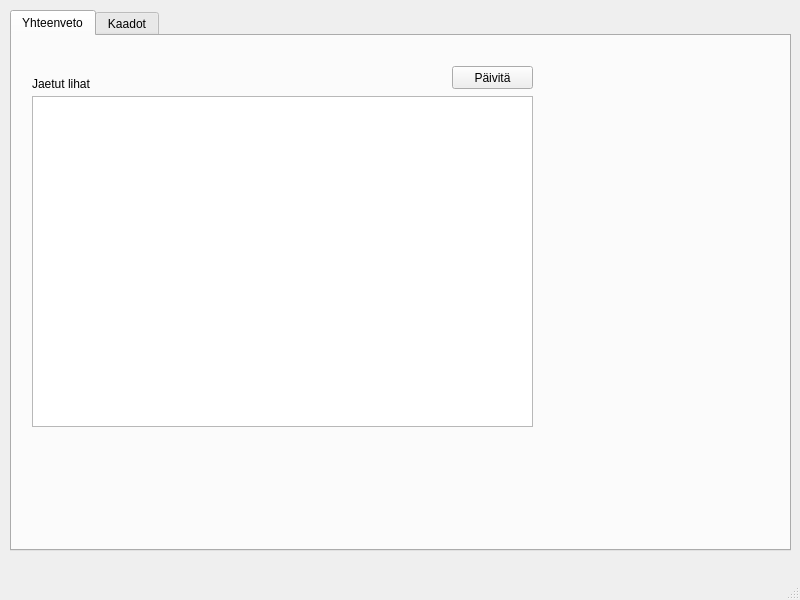
First picture: the form in pagedUiExample.ui, repository MikaVainio/hirvigui, before the edit.
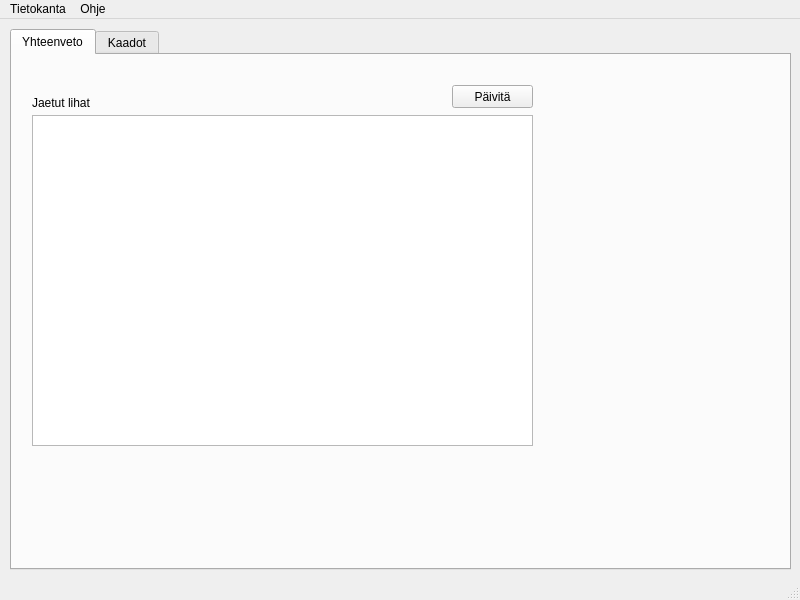
Second picture: the form after the edit. The open tabs and pages were chosen to show the change.

Patch:
```diff
--- a/pagedUiExample.ui
+++ b/pagedUiExample.ui
@@ -178,6 +178,21 @@
      <height>21</height>
     </rect>
    </property>
+   <widget class="QMenu" name="menuTietokanta">
+    <property name="title">
+     <string>Tietokanta</string>
+    </property>
+    <addaction name="actionServerSettings"/>
+   </widget>
+   <widget class="QMenu" name="menuOhje">
+    <property name="title">
+     <string>Ohje</string>
+    </property>
+    <addaction name="actionManual"/>
+    <addaction name="actionAbout"/>
+   </widget>
+   <addaction name="menuTietokanta"/>
+   <addaction name="menuOhje"/>
   </widget>
   <widget class="QStatusBar" name="statusbar"/>
  </widget>
```
Left out of the diff: 36 changed lines with no effect on the pictures.
